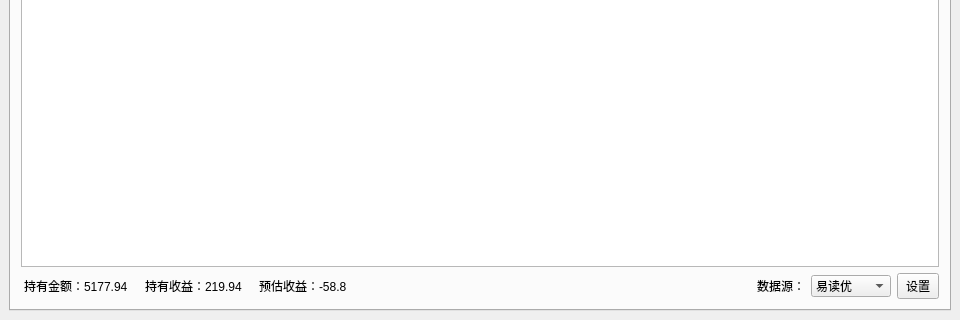
The window that ui/fundViewForm.ui (xuzhonglin/FundView) describes before a commit, drawn with Qt 5; both pictures show x 0 to 960 and y 280 to 600 of the 960 by 600 pixel window.
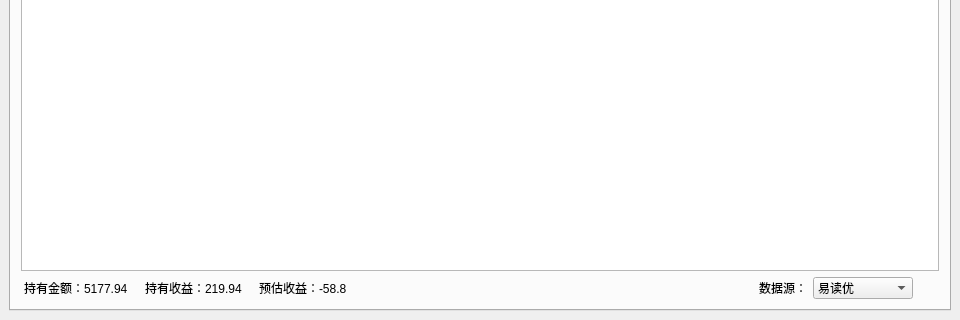
The same window after the commit. The open tabs and pages were chosen to show the change. Icons and pictures are not drawn. Custom widgets are drawn as their Qt base class.

Commit message: 优化设置按钮

```diff
--- a/ui/fundViewForm.ui
+++ b/ui/fundViewForm.ui
@@ -135,7 +135,7 @@
              <widget class="QComboBox" name="dbSourceCob">
               <property name="minimumSize">
                <size>
-                <width>80</width>
+                <width>100</width>
                 <height>0</height>
                </size>
               </property>
@@ -165,54 +165,37 @@
              </widget>
             </item>
             <item>
-             <widget class="QToolButton" name="settingBtn">
-              <property name="sizePolicy">
-               <sizepolicy hsizetype="Preferred" vsizetype="Preferred">
-                <horstretch>0</horstretch>
-                <verstretch>0</verstretch>
-               </sizepolicy>
+             <widget class="ClickableLabel" name="settingLabel">
+              <property name="minimumSize">
+               <size>
+                <width>20</width>
+                <height>20</height>
+               </size>
               </property>
-              <property name="font">
-               <font>
-                <pointsize>9</pointsize>
-               </font>
-              </property>
-              <property name="focusPolicy">
-               <enum>Qt::NoFocus</enum>
-              </property>
-              <property name="autoFillBackground">
-               <bool>false</bool>
+              <property name="maximumSize">
+               <size>
+                <width>20</width>
+                <height>20</height>
+               </size>
               </property>
               <property name="styleSheet">
-               <string notr="true">padding-left:4px;
-padding-right:3px;
-padding-top:2px;
-padding-bottom:1px;</string>
+               <string notr="true">QLabel:hover{
+background-color: #ffffff;
+border-radius:5px;
+}</string>
               </property>
               <property name="text">
-               <string>设置</string>
+               <string/>
               </property>
               <property name="icon">
                <iconset resource="fundViewResource.qrc">
                 <normaloff>:/icon/setting/setting.png</normaloff>:/icon/setting/setting.png</iconset>
               </property>
-              <property name="iconSize">
-               <size>
-                <width>16</width>
-                <height>16</height>
-               </size>
-              </property>
-              <property name="checkable">
+              <property name="scaledContents">
                <bool>false</bool>
               </property>
-              <property name="popupMode">
-               <enum>QToolButton::DelayedPopup</enum>
-              </property>
-              <property name="toolButtonStyle">
-               <enum>Qt::ToolButtonIconOnly</enum>
-              </property>
-              <property name="arrowType">
-               <enum>Qt::NoArrow</enum>
+              <property name="alignment">
+               <set>Qt::AlignCenter</set>
               </property>
              </widget>
             </item>
@@ -712,6 +695,13 @@
    </layout>
   </widget>
  </widget>
+ <customwidgets>
+  <customwidget>
+   <class>ClickableLabel</class>
+   <extends>QLabel</extends>
+   <header>ui.ClickableQLabel.h</header>
+  </customwidget>
+ </customwidgets>
  <resources>
   <include location="fundViewResource.qrc"/>
  </resources>
```
Left out of the diff: 7 changed lines with no effect on the pictures. The commit also changes 4 other files.
